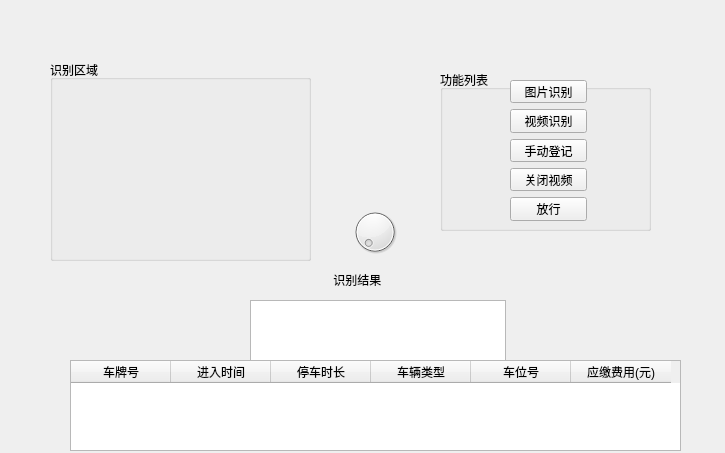
Old version of the form Python_tensorflow_LicensePlate/front/KnowTest.ui in the repository handsomeyaqiang/plate_number_of_company_parking_lot.
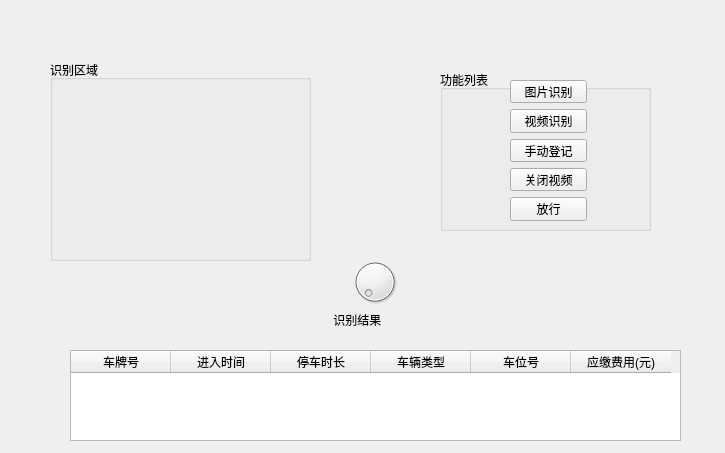
New version of the form.

Commit message: know界面删除了识别输出框，微调了不就

```diff
--- a/Python_tensorflow_LicensePlate/front/KnowTest.ui
+++ b/Python_tensorflow_LicensePlate/front/KnowTest.ui
@@ -103,7 +103,7 @@
    <property name="geometry">
     <rect>
      <x>350</x>
-     <y>200</y>
+     <y>250</y>
      <width>50</width>
      <height>64</height>
     </rect>
@@ -126,7 +126,7 @@
    <property name="geometry">
     <rect>
      <x>310</x>
-     <y>270</y>
+     <y>310</y>
      <width>141</width>
      <height>20</height>
     </rect>
@@ -135,21 +135,11 @@
     <string>       识别结果</string>
    </property>
   </widget>
-  <widget class="QTextBrowser" name="textBrowser">
-   <property name="geometry">
-    <rect>
-     <x>250</x>
-     <y>300</y>
-     <width>256</width>
-     <height>61</height>
-    </rect>
-   </property>
-  </widget>
   <widget class="QTableWidget" name="tableWidget">
    <property name="geometry">
     <rect>
      <x>70</x>
-     <y>360</y>
+     <y>350</y>
      <width>611</width>
      <height>91</height>
     </rect>
```
The commit also changes 1 other file.
